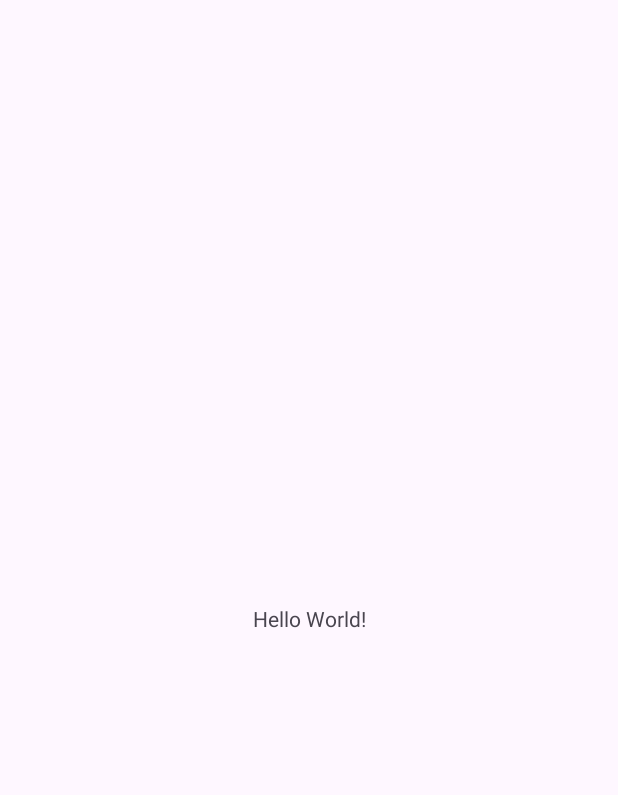
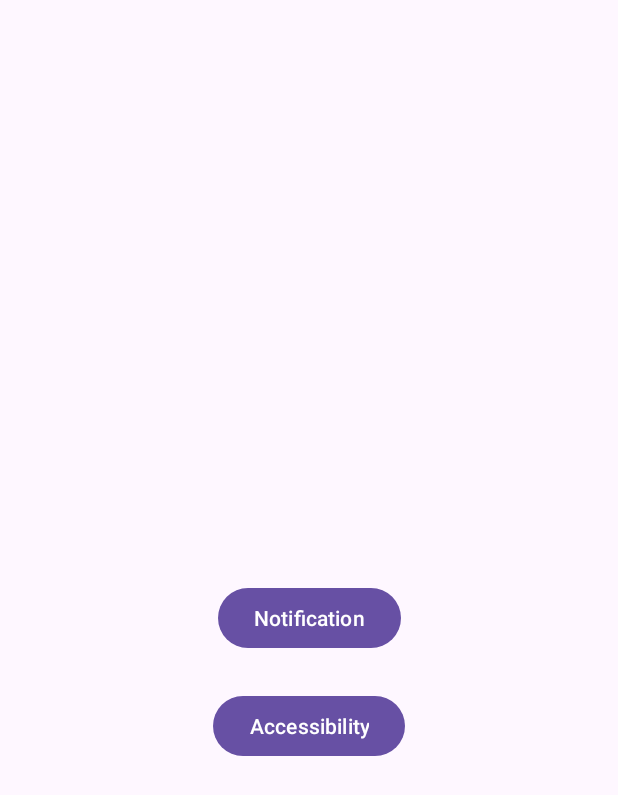
Before and after one commit to 22Teikk/MB-Balance-Voice, an Android app: the screen it shows after launch (MainActivity), on a phone screen of 412 x 824 dp. Before the commit the part shown is almost empty. Shown: the top 795 px of the screen. Run offline under Robolectric (Android 15) with nearby library versions, the phone set to English and light mode, and no system bars.

Commit message:
Update speak content

```diff
--- a/app/src/main/java/com/teikk/mbbalancevoice/MainActivity.kt
+++ b/app/src/main/java/com/teikk/mbbalancevoice/MainActivity.kt
@@ -5,6 +5,7 @@ import android.content.Context
 import android.content.Intent
 import android.os.Bundle
 import android.provider.Settings
+import android.widget.Button
 import androidx.activity.enableEdgeToEdge
 import androidx.appcompat.app.AppCompatActivity
 import androidx.core.view.ViewCompat
@@ -22,18 +23,18 @@ class MainActivity : AppCompatActivity() {
             v.setPadding(systemBars.left, systemBars.top, systemBars.right, systemBars.bottom)
             insets
         }
-        if (!isRunning) {
+
+        findViewById<Button>(R.id.btnNoti).setOnClickListener {
+            if (!isNotificationServiceEnabled()) {
+                val intent = Intent("android.settings.ACTION_NOTIFICATION_LISTENER_SETTINGS")
+                startActivity(intent)
+            }
+        }
+        findViewById<Button>(R.id.btnAccess).setOnClickListener {
+            if (isRunning) return@setOnClickListener
             val i = Intent(Settings.ACTION_ACCESSIBILITY_SETTINGS)
             i.flags = Intent.FLAG_ACTIVITY_NEW_TASK
             startActivity(i)
-        }
-    }
-
-    override fun onResume() {
-        super.onResume()
-        if (!isNotificationServiceEnabled()) {
-            val intent = Intent("android.settings.ACTION_NOTIFICATION_LISTENER_SETTINGS")
-            startActivity(intent)
         }
     }
 
--- a/app/src/main/res/layout/activity_main.xml
+++ b/app/src/main/res/layout/activity_main.xml
@@ -7,13 +7,27 @@
     android:layout_height="match_parent"
     tools:context=".MainActivity">
 
-    <TextView
+
+    <Button
+        android:id="@+id/btnNoti"
         android:layout_width="wrap_content"
         android:layout_height="wrap_content"
-        android:text="Hello World!"
+        android:text="Notification"
         app:layout_constraintBottom_toBottomOf="parent"
         app:layout_constraintEnd_toEndOf="parent"
+        app:layout_constraintHorizontal_bias="0.5"
         app:layout_constraintStart_toStartOf="parent"
-        app:layout_constraintTop_toTopOf="parent" />
+        app:layout_constraintTop_toTopOf="parent"
+        app:layout_constraintVertical_bias="0.5" />
 
+    <Button
+        android:id="@+id/btnAccess"
+        android:layout_width="wrap_content"
+        android:layout_height="wrap_content"
+        android:layout_marginTop="24dp"
+        android:text="Accessibility"
+        app:layout_constraintEnd_toEndOf="parent"
+        app:layout_constraintHorizontal_bias="0.5"
+        app:layout_constraintStart_toStartOf="parent"
+        app:layout_constraintTop_toBottomOf="@+id/btnNoti" />
 </androidx.constraintlayout.widget.ConstraintLayout>
```
Also changed, not shown: app/src/main/java/com/teikk/mbbalancevoice/NotificationListener.kt (+8 -5 lines), app/src/main/java/com/teikk/mbbalancevoice/TtsService.kt (+70 -3 lines).
